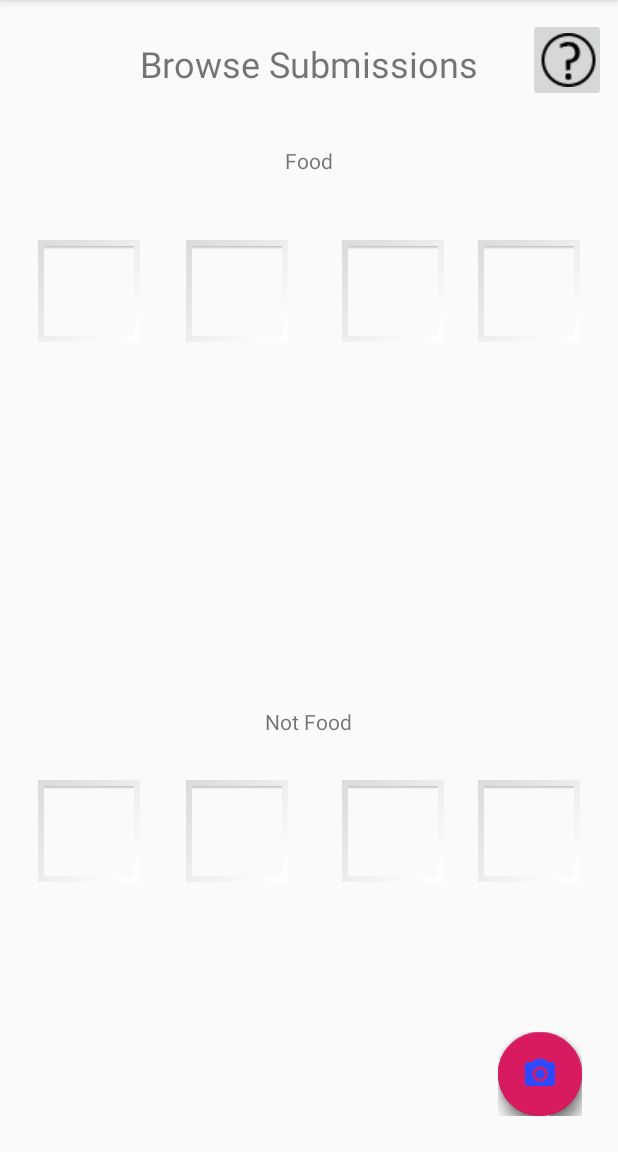
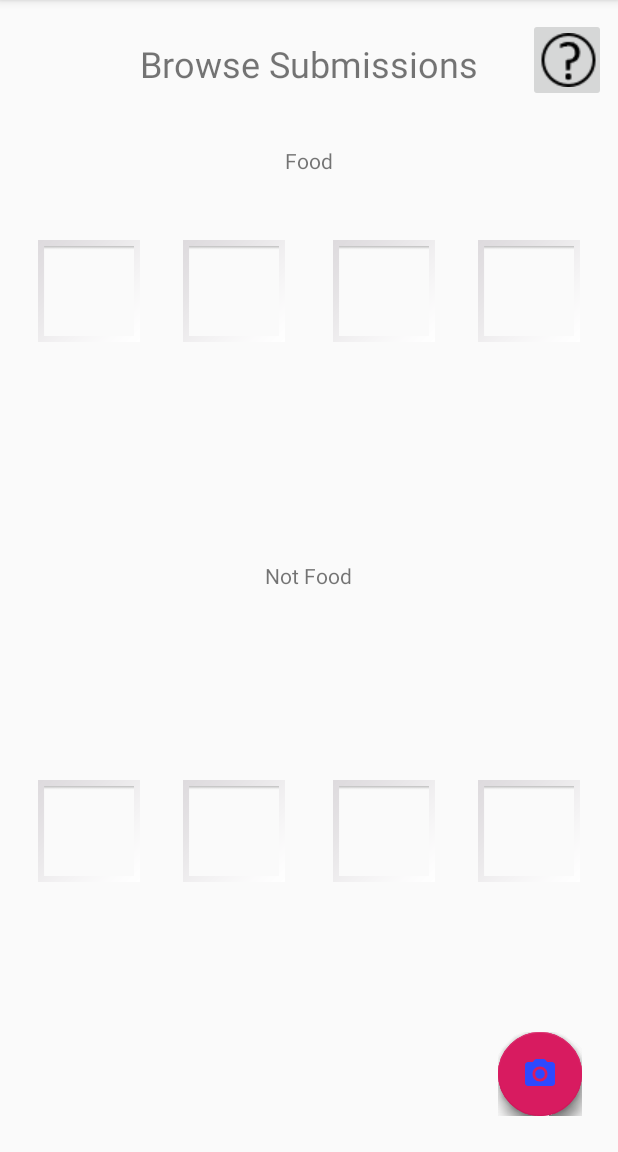
Before and after one commit to JohnElmo/CEG-4110-SeeFood-Project, an Android app: the BrowseSubmissionsActivity screen opened directly, with no data from a screen before it, on a phone screen of 412 x 824 dp, the part 84-1236 px from its top. Run offline under Robolectric (Android 15) with nearby library versions, the phone set to English and light mode, and no system bars; libraries missing offline, so code that uses them is left out: com.github.clans.fab; plain views replace FloatingActionButton, FloatingActionMenu; 6 statements that could not run were skipped.

Commit message:
fixed postioning of items to be relative nad adjust appropriately with different size screens

```diff
--- a/app/src/main/res/layout/activity_browse_submissions.xml
+++ b/app/src/main/res/layout/activity_browse_submissions.xml
@@ -41,18 +41,17 @@
         android:id="@+id/food2"
         android:layout_width="wrap_content"
         android:layout_height="wrap_content"
-        android:layout_alignParentStart="true"
         android:layout_alignTop="@+id/food1"
-        android:layout_marginStart="124dp"
+
+        android:layout_toStartOf="@+id/textView4"
         fab:srcCompat="@android:drawable/gallery_thumb" />
 
     <ImageView
         android:id="@+id/food3"
         android:layout_width="wrap_content"
         android:layout_height="wrap_content"
-        android:layout_alignParentEnd="true"
         android:layout_alignTop="@+id/food1"
-        android:layout_marginEnd="116dp"
+        android:layout_toEndOf="@+id/textView4"
         fab:srcCompat="@android:drawable/gallery_thumb" />
 
     <ImageView
@@ -109,9 +108,8 @@
         android:id="@+id/textView5"
         android:layout_width="wrap_content"
         android:layout_height="wrap_content"
-        android:layout_alignParentBottom="true"
-        android:layout_centerHorizontal="true"
-        android:layout_marginBottom="277dp"
+
+        android:layout_centerInParent="true"
         android:text="Not Food" />
 
     <com.github.clans.fab.FloatingActionMenu
```
Also changed, not shown: app/src/main/res/layout/activity_main.xml (+13 -12 lines).
